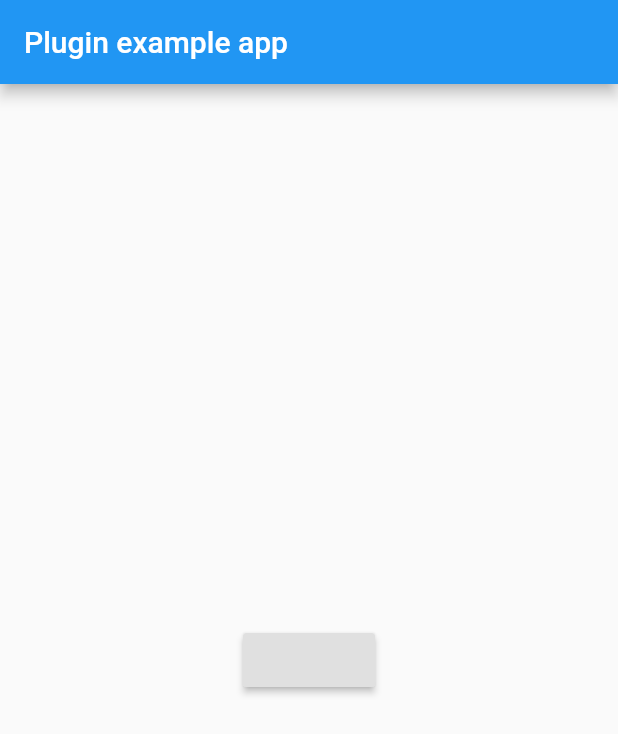
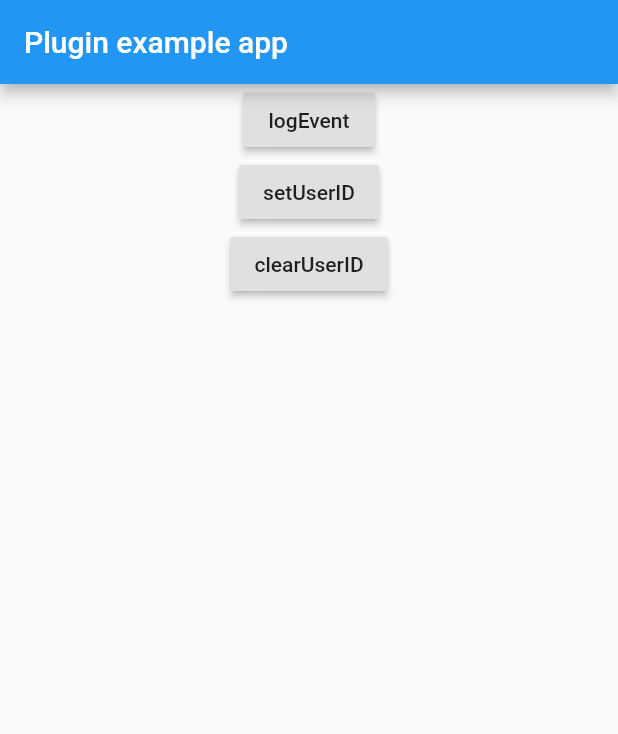
Before and after one commit to W-her/flutter_facebook_sdk, a Flutter app: the screen it shows after launch, on a phone screen of 412 x 824 dp. Shown: the top 734 px of the screen. Run offline on Flutter 3.47's test engine with Material 2 defaults, Android fonts, the phone set to English and light mode, and no system bars; statements that could not run were skipped.

Commit message:
Android: add params for logevent

```diff
--- a/example/lib/main.dart
+++ b/example/lib/main.dart
@@ -24,12 +24,36 @@ class _MyAppState extends State<MyApp> {
         appBar: AppBar(
           title: Text('Plugin example app'),
         ),
-        body: Center(
-          child: RaisedButton(
-            onPressed: () {
-              FacebookSdk.logEvent(eventName: "FlutterFacebookSdkEvent");
-            },
-          ),
+        body: Column(
+          children: <Widget>[
+            Center(
+              child: RaisedButton(
+                child: Text("logEvent"),
+                onPressed: () {
+                  FacebookSdk.logEvent(
+                    eventName: "FlutterFacebookSdkEvent",
+                    paramas: {"ciao": "ciao"},
+                  );
+                },
+              ),
+            ),
+            Center(
+              child: RaisedButton(
+                child: Text("setUserID"),
+                onPressed: () {
+                  FacebookSdk.setUserID(userID: "1234");
+                },
+              ),
+            ),
+            Center(
+              child: RaisedButton(
+                child: Text("clearUserID"),
+                onPressed: () {
+                  FacebookSdk.clearUserID();
+                },
+              ),
+            ),
+          ],
         ),
       ),
     );
--- a/lib/facebook_sdk.dart
+++ b/lib/facebook_sdk.dart
@@ -17,9 +17,13 @@ class FacebookSdk {
     });
   }
 
-  static Future<void> logEvent({@required String eventName}) async {
+  static Future<void> logEvent({
+    @required String eventName,
+    Map<String, dynamic> paramas,
+  }) async {
     await _channel.invokeMethod('logEvent', {
       "eventName": eventName,
+      "params": paramas,
     });
   }
 
@@ -32,4 +36,8 @@ class FacebookSdk {
   static Future<void> clearUserID() async {
     await _channel.invokeMethod('clearUserID');
   }
+
+    static Future<void> updateUserProperties() async {
+    await _channel.invokeMethod('updateUserProperties');
+  }
 }
```
Also changed, not shown: 3 other files.
